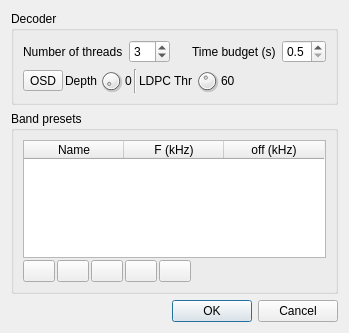
Qt form plugins/channelrx/demodft8/ft8demodsettingsdialog.ui (f4exb/sdrangel) before a commit.
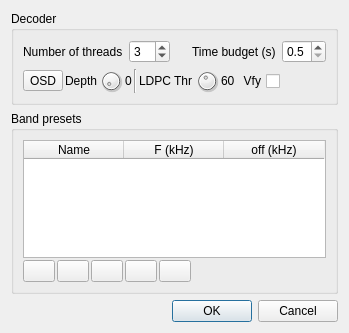
The same form after that commit. Icons and pictures are not drawn. Custom widgets are drawn as their Qt base class.

What changed in the file:
```diff
--- a/plugins/channelrx/demodft8/ft8demodsettingsdialog.ui
+++ b/plugins/channelrx/demodft8/ft8demodsettingsdialog.ui
@@ -198,6 +198,19 @@
           </property>
          </widget>
         </item>
+        <item>
+         <widget class="QCheckBox" name="verifyOSD">
+          <property name="toolTip">
+           <string>Verify OSD decoded message against valid callsigns</string>
+          </property>
+          <property name="layoutDirection">
+           <enum>Qt::RightToLeft</enum>
+          </property>
+          <property name="text">
+           <string>Vfy</string>
+          </property>
+         </widget>
+        </item>
         <item>
          <spacer name="horizontalSpacer_3">
           <property name="orientation">
```
